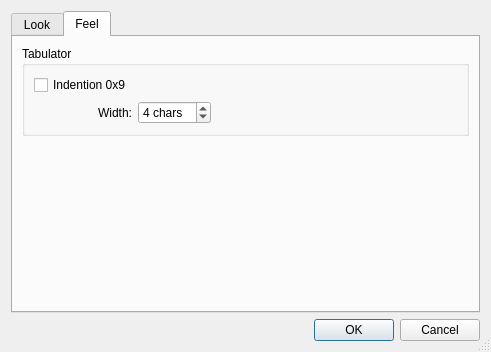
Qt form settings.ui (luebking/sqriptor) before a commit.
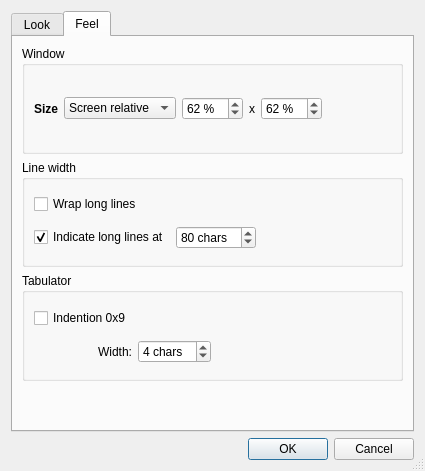
The same form after that commit. The open tabs and pages were chosen to show the change.

Commit message:
Add config for window size and line wraps
Also special F77 mode w/ limits at line 6 and 72 because compilers were
funny back then…

Closes #3

What changed in the file:
```diff
--- a/settings.ui
+++ b/settings.ui
@@ -6,8 +6,8 @@
    <rect>
     <x>0</x>
     <y>0</y>
-    <width>491</width>
-    <height>352</height>
+    <width>425</width>
+    <height>471</height>
    </rect>
   </property>
   <property name="windowTitle">
@@ -349,6 +349,167 @@
        <string>Feel</string>
       </attribute>
       <layout class="QVBoxLayout" name="verticalLayout_3">
+       <item>
+        <widget class="QGroupBox" name="groupBox_3">
+         <property name="title">
+          <string>Window</string>
+         </property>
+         <layout class="QGridLayout" name="gridLayout_3">
+          <item row="0" column="5">
+           <spacer name="horizontalSpacer_4">
+            <property name="orientation">
+             <enum>Qt::Horizontal</enum>
+            </property>
+            <property name="sizeHint" stdset="0">
+             <size>
+              <width>40</width>
+              <height>20</height>
+             </size>
+            </property>
+           </spacer>
+          </item>
+          <item row="0" column="0">
+           <widget class="QLabel" name="label_3">
+            <property name="font">
+             <font>
+              <weight>75</weight>
+              <bold>true</bold>
+             </font>
+            </property>
+            <property name="text">
+             <string>Size</string>
+            </property>
+           </widget>
+          </item>
+          <item row="0" column="1">
+           <widget class="QComboBox" name="windowSizeMode">
+            <item>
+             <property name="text">
+              <string>Screen relative</string>
+             </property>
+            </item>
+            <item>
+             <property name="text">
+              <string>Fixed pixels</string>
+             </property>
+            </item>
+            <item>
+             <property name="text">
+              <string>Remember</string>
+             </property>
+            </item>
+           </widget>
+          </item>
+          <item row="0" column="4">
+           <widget class="QSpinBox" name="windowSizeY">
+            <property name="suffix">
+             <string> %</string>
+            </property>
+            <property name="minimum">
+             <number>1</number>
+            </property>
+            <property name="maximum">
+             <number>100</number>
+            </property>
+            <property name="value">
+             <number>62</number>
+            </property>
+           </widget>
+          </item>
+          <item row="0" column="2">
+           <widget class="QSpinBox" name="windowSizeX">
+            <property name="suffix">
+             <string> %</string>
+            </property>
+            <property name="minimum">
+             <number>1</number>
+            </property>
+            <property name="maximum">
+             <number>100</number>
+            </property>
+            <property name="value">
+             <number>62</number>
+            </property>
+           </widget>
+          </item>
+          <item row="0" column="3">
+           <widget class="QLabel" name="label_4">
+            <property name="text">
+             <string>x</string>
+            </property>
+           </widget>
+          </item>
+         </layout>
+        </widget>
+       </item>
+       <item>
+        <widget class="QGroupBox" name="groupBox_4">
+         <property name="title">
+          <string>Line width</string>
+         </property>
+         <layout class="QGridLayout" name="gridLayout_4">
+          <item row="0" column="0">
+           <widget class="QCheckBox" name="wrapWords">
+            <property name="text">
+             <string>Wrap long lines</string>
+            </property>
+           </widget>
+          </item>
+          <item row="1" column="0">
+           <widget class="QCheckBox" name="wrapIndicator">
+            <property name="text">
+             <string>Indicate long lines at</string>
+            </property>
+            <property name="checked">
+             <bool>true</bool>
+            </property>
+           </widget>
+          </item>
+          <item row="1" column="1">
+           <widget class="QSpinBox" name="wrapIndicatorPos">
+            <property name="suffix">
+             <string> chars</string>
+            </property>
+            <property name="minimum">
+             <number>10</number>
+            </property>
+            <property name="maximum">
+             <number>200</number>
+            </property>
+            <property name="value">
+             <number>80</number>
+            </property>
+           </widget>
+          </item>
+          <item row="1" column="2">
+           <spacer name="horizontalSpacer_5">
+            <property name="orientation">
+             <enum>Qt::Horizontal</enum>
+            </property>
+            <property name="sizeHint" stdset="0">
+             <size>
+              <width>119</width>
+              <height>20</height>
+             </size>
+            </property>
+           </spacer>
+          </item>
+          <item row="0" column="1" colspan="2">
+           <spacer name="horizontalSpacer_6">
+            <property name="orientation">
+             <enum>Qt::Horizontal</enum>
+            </property>
+            <property name="sizeHint" stdset="0">
+             <size>
+              <width>207</width>
+              <height>21</height>
+             </size>
+            </property>
+           </spacer>
+          </item>
+         </layout>
+        </widget>
+       </item>
        <item>
         <widget class="QGroupBox" name="groupBox_2">
          <property name="title">
@@ -406,6 +567,9 @@
          <property name="orientation">
           <enum>Qt::Vertical</enum>
          </property>
+         <property name="sizeType">
+          <enum>QSizePolicy::Preferred</enum>
+         </property>
          <property name="sizeHint" stdset="0">
           <size>
            <width>20</width>
```
Left out of the diff: 14 changed lines with no effect on the pictures. The commit also changes 5 other files.
